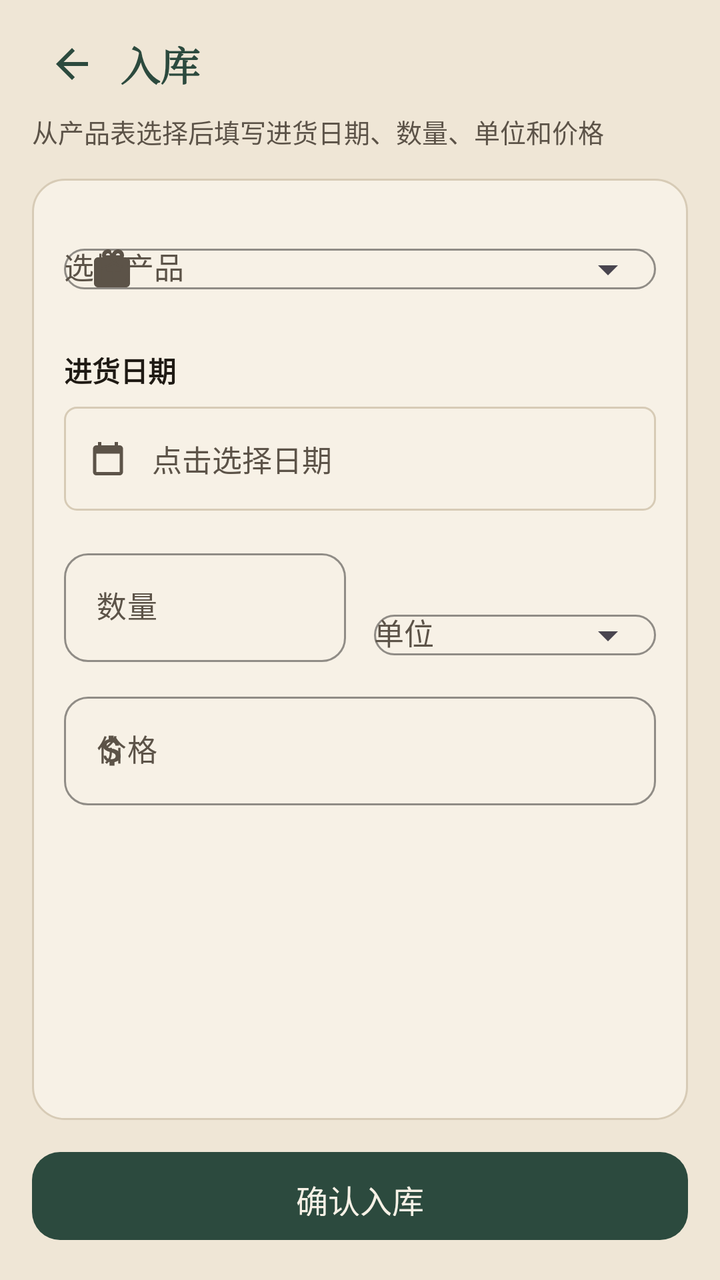
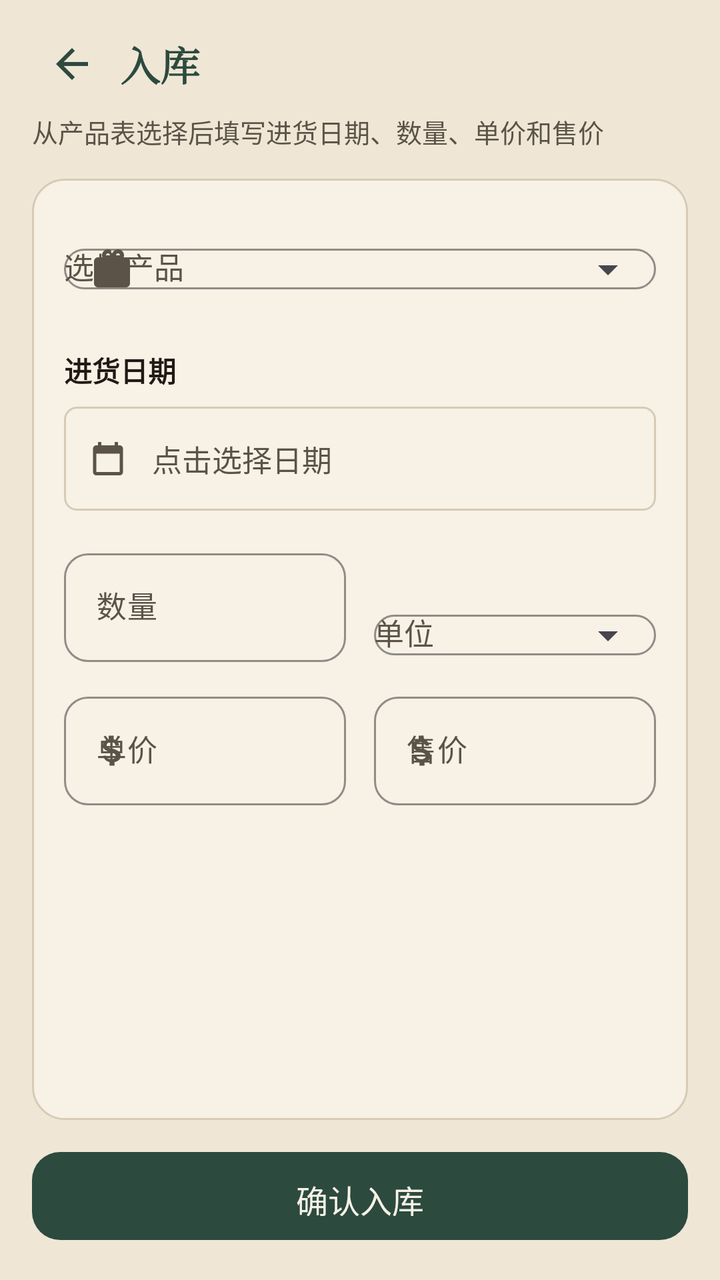

Before-and-after screenshots of an Android layout around one commit, followed by the original layout XML and the change that was made.
<!-- AndroidManifest.xml: application theme Theme.HairClinic -->
<!-- res/layout/fragment_inbound.xml -->
<?xml version="1.0" encoding="utf-8"?>
<LinearLayout xmlns:android="http://schemas.android.com/apk/res/android"
    xmlns:app="http://schemas.android.com/apk/res-auto"
    android:layout_width="match_parent"
    android:layout_height="match_parent"
    android:background="@color/paper"
    android:orientation="vertical"
    android:paddingHorizontal="16dp"
    android:paddingTop="8dp"
    android:paddingBottom="16dp">

    <LinearLayout
        android:layout_width="match_parent"
        android:layout_height="48dp"
        android:gravity="center_vertical"
        android:orientation="horizontal">
        <ImageButton
            android:id="@+id/backBtn"
            android:layout_width="40dp"
            android:layout_height="40dp"
            android:background="?attr/selectableItemBackgroundBorderless"
            android:contentDescription="返回"
            android:padding="8dp"
            android:scaleType="centerInside"
            android:src="@drawable/ic_nav_back"
            app:tint="@color/pine" />
        <TextView
            android:layout_width="0dp"
            android:layout_height="wrap_content"
            android:layout_marginStart="4dp"
            android:layout_weight="1"
            android:fontFamily="serif"
            android:text="入库"
            android:textColor="@color/pine"
            android:textSize="20sp"
            android:textStyle="bold" />
    </LinearLayout>

    <TextView
        android:layout_width="match_parent"
        android:layout_height="wrap_content"
        android:layout_marginBottom="14dp"
        android:text="从产品表选择后填写进货日期、数量、单位和价格"
        android:textColor="@color/ink_soft"
        android:textSize="13sp" />

    <ScrollView
        android:layout_width="match_parent"
        android:layout_height="0dp"
        android:layout_weight="1"
        android:fillViewport="true">

        <LinearLayout
            android:layout_width="match_parent"
            android:layout_height="wrap_content"
            android:background="@drawable/bg_card"
            android:orientation="vertical"
            android:padding="16dp">

            <com.google.android.material.textfield.TextInputLayout
                style="@style/Widget.XinShang.TextInput"
                android:layout_width="match_parent"
                android:layout_height="wrap_content"
                android:hint="选择产品"
                app:endIconMode="dropdown_menu"
                app:startIconDrawable="@drawable/ic_nav_projects">
                <com.google.android.material.textfield.MaterialAutoCompleteTextView
                    android:id="@+id/inputProduct"
                    android:layout_width="match_parent"
                    android:layout_height="wrap_content"
                    android:inputType="none"
                    android:textColor="@color/ink"
                    android:textSize="15sp" />
            </com.google.android.material.textfield.TextInputLayout>

            <TextView
                android:id="@+id/productMeta"
                android:layout_width="match_parent"
                android:layout_height="wrap_content"
                android:layout_marginTop="8dp"
                android:text="请先在产品表录入产品"
                android:textColor="@color/ink_soft"
                android:textSize="13sp"
                android:visibility="gone" />

            <TextView
                android:layout_width="wrap_content"
                android:layout_height="wrap_content"
                android:layout_marginTop="16dp"
                android:text="进货日期"
                android:textColor="@color/ink"
                android:textSize="14sp"
                android:textStyle="bold" />
            <LinearLayout
                android:layout_width="match_parent"
                android:layout_height="52dp"
                android:layout_marginTop="8dp"
                android:background="@drawable/bg_form_panel"
                android:gravity="center_vertical"
                android:orientation="horizontal"
                android:paddingHorizontal="12dp">
                <ImageView
                    android:layout_width="20dp"
                    android:layout_height="20dp"
                    android:contentDescription="@null"
                    android:src="@drawable/ic_form_date" />
                <TextView
                    android:id="@+id/inputDate"
                    android:layout_width="0dp"
                    android:layout_height="match_parent"
                    android:layout_marginStart="12dp"
                    android:layout_weight="1"
                    android:gravity="center_vertical"
                    android:hint="点击选择日期"
                    android:textColor="@color/ink"
                    android:textColorHint="@color/ink_soft"
                    android:textSize="15sp" />
            </LinearLayout>

            <LinearLayout
                android:layout_width="match_parent"
                android:layout_height="wrap_content"
                android:layout_marginTop="16dp"
                android:orientation="horizontal">

                <com.google.android.material.textfield.TextInputLayout
                    style="@style/Widget.XinShang.TextInput"
                    android:layout_width="0dp"
                    android:layout_height="wrap_content"
                    android:layout_marginEnd="7dp"
                    android:layout_weight="1"
                    android:hint="数量">
                    <com.google.android.material.textfield.TextInputEditText
                        android:id="@+id/inputQty"
                        android:layout_width="match_parent"
                        android:layout_height="wrap_content"
                        android:inputType="number"
                        android:textColor="@color/ink"
                        android:textSize="15sp" />
                </com.google.android.material.textfield.TextInputLayout>

                <com.google.android.material.textfield.TextInputLayout
                    style="@style/Widget.XinShang.TextInput"
                    android:layout_width="0dp"
                    android:layout_height="wrap_content"
                    android:layout_marginStart="7dp"
                    android:layout_weight="1"
                    android:hint="单位"
                    app:endIconMode="dropdown_menu">
                    <com.google.android.material.textfield.MaterialAutoCompleteTextView
                        android:id="@+id/inputUnit"
                        android:layout_width="match_parent"
                        android:layout_height="wrap_content"
                        android:inputType="none"
                        android:textColor="@color/ink"
                        android:textSize="15sp" />
                </com.google.android.material.textfield.TextInputLayout>
            </LinearLayout>

            <com.google.android.material.textfield.TextInputLayout
                style="@style/Widget.XinShang.TextInput"
                android:layout_width="match_parent"
                android:layout_height="wrap_content"
                android:layout_marginTop="12dp"
                android:hint="价格"
                app:startIconDrawable="@drawable/ic_form_price">
                <com.google.android.material.textfield.TextInputEditText
                    android:id="@+id/inputPrice"
                    android:layout_width="match_parent"
                    android:layout_height="wrap_content"
                    android:inputType="numberDecimal"
                    android:textColor="@color/ink"
                    android:textSize="15sp" />
            </com.google.android.material.textfield.TextInputLayout>
        </LinearLayout>
    </ScrollView>

    <com.google.android.material.button.MaterialButton
        android:id="@+id/submitBtn"
        android:layout_width="match_parent"
        android:layout_height="52dp"
        android:layout_marginTop="12dp"
        android:text="确认入库"
        android:textSize="16sp"
        app:backgroundTint="@color/pine"
        app:cornerRadius="14dp" />
</LinearLayout>
<!-- resources referenced by this layout -->
<resources>
  <color name="ink">#1F1A14</color>
  <color name="ink_soft">#5C5348</color>
  <color name="paper">#EFE6D6</color>
  <color name="pine">#2C4A3E</color>
  <!-- drawable bg_card (drawable) -->
  <?xml version="1.0" encoding="utf-8"?>
  <shape xmlns:android="http://schemas.android.com/apk/res/android">
      <solid android:color="@color/paper2" />
      <stroke android:width="1dp" android:color="@color/line" />
      <corners android:radius="16dp" />
  </shape>
  <!-- drawable bg_form_panel (drawable) -->
  <?xml version="1.0" encoding="utf-8"?>
  <shape xmlns:android="http://schemas.android.com/apk/res/android">
      <solid android:color="@color/paper2" />
      <stroke android:width="1dp" android:color="@color/line" />
      <corners android:radius="6dp" />
  </shape>
  <!-- drawable ic_form_date (drawable) -->
  <?xml version="1.0" encoding="utf-8"?>
  <vector xmlns:android="http://schemas.android.com/apk/res/android"
      android:width="20dp"
      android:height="20dp"
      android:viewportWidth="24"
      android:viewportHeight="24">
      <path
          android:fillColor="#5C5348"
          android:pathData="M19,4h-1V2h-2v2H8V2H6v2H5C3.89,4 3.01,4.9 3.01,6L3,20c0,1.1 0.89,2 2,2h14c1.1,0 2,-0.9 2,-2V6c0,-1.1 -0.9,-2 -2,-2zM19,20H5V9h14v11z" />
  </vector>
  <!-- drawable ic_form_price (drawable) -->
  <?xml version="1.0" encoding="utf-8"?>
  <vector xmlns:android="http://schemas.android.com/apk/res/android"
      android:width="20dp"
      android:height="20dp"
      android:viewportWidth="24"
      android:viewportHeight="24">
      <path
          android:fillColor="#5C5348"
          android:pathData="M11.8,10.9c-2.27,-0.59 -3,-1.2 -3,-2.15 0,-1.09 1.01,-1.85 2.7,-1.85 1.78,0 2.44,0.85 2.5,2.1h2.21c-0.07,-1.72 -1.12,-3.3 -3.21,-3.81V3h-3v2.16c-1.94,0.42 -3.5,1.68 -3.5,3.61 0,2.31 1.91,3.46 4.7,4.13 2.5,0.6 3,1.48 3,2.41 0,0.69 -0.49,1.79 -2.7,1.79 -2.06,0 -2.87,-0.92 -2.98,-2.1H6.9c0.12,2.19 1.76,3.42 3.6,3.83V21h3v-2.15c1.95,-0.37 3.7,-1.5 3.7,-3.55 0,-2.84 -2.43,-3.81 -4.4,-4.4z" />
  </vector>
  <!-- drawable ic_nav_back (drawable) -->
  <?xml version="1.0" encoding="utf-8"?>
  <vector xmlns:android="http://schemas.android.com/apk/res/android"
      android:width="24dp"
      android:height="24dp"
      android:viewportWidth="24"
      android:viewportHeight="24">
      <path
          android:fillColor="#1F1A14"
          android:pathData="M20,11H7.83l5.59,-5.59L12,4l-8,8 8,8 1.41,-1.41L7.83,13H20v-2z" />
  </vector>
  <style name="Widget.XinShang.TextInput" parent="Widget.Material3.TextInputLayout.OutlinedBox">
          <item name="boxCornerRadiusTopStart">12dp</item>
          <item name="boxCornerRadiusTopEnd">12dp</item>
          <item name="boxCornerRadiusBottomStart">12dp</item>
          <item name="boxCornerRadiusBottomEnd">12dp</item>
          <item name="boxStrokeColor">@color/pine</item>
          <item name="boxStrokeWidth">1dp</item>
          <item name="hintTextColor">@color/pine</item>
          <item name="startIconTint">@color/ink_soft</item>
          <item name="android:textColorHint">@color/ink_soft</item>
      </style>
  <color name="paper2">#F7F1E6</color>
  <color name="line">#D7CBB6</color>
  <color name="pine2">#3D6656</color>
  <color name="cinnabar">#B4452A</color>
  <style name="Widget.XinShang.Button" parent="Widget.Material3.Button">
          <item name="backgroundTint">@color/pine</item>
          <item name="android:textColor">@color/paper2</item>
          <item name="cornerRadius">12dp</item>
          <item name="android:paddingTop">12dp</item>
          <item name="android:paddingBottom">12dp</item>
          <item name="android:textAllCaps">false</item>
          <item name="android:letterSpacing">0</item>
      </style>
  <style name="ThemeOverlay.XinShang.Dialog" parent="ThemeOverlay.Material3.MaterialAlertDialog">
          <item name="colorPrimary">@color/pine</item>
          <item name="colorSurface">@color/paper2</item>
          <item name="colorOnSurface">@color/ink</item>
      </style>
  <!-- unchanged entries left out for length: 2 -->
</resources>

<!-- the commit's change to res/layout/fragment_inbound.xml (unified diff, before → after) -->
@@ -40,7 +40,7 @@
         android:layout_width="match_parent"
         android:layout_height="wrap_content"
         android:layout_marginBottom="14dp"
-        android:text="从产品表选择后填写进货日期、数量、单位和价格"
+        android:text="从产品表选择后填写进货日期、数量、单价和售价"
         android:textColor="@color/ink_soft"
         android:textSize="13sp" />
 
@@ -157,21 +157,46 @@
                 </com.google.android.material.textfield.TextInputLayout>
             </LinearLayout>
 
-            <com.google.android.material.textfield.TextInputLayout
-                style="@style/Widget.XinShang.TextInput"
+            <LinearLayout
                 android:layout_width="match_parent"
                 android:layout_height="wrap_content"
                 android:layout_marginTop="12dp"
-                android:hint="价格"
-                app:startIconDrawable="@drawable/ic_form_price">
-                <com.google.android.material.textfield.TextInputEditText
-                    android:id="@+id/inputPrice"
-                    android:layout_width="match_parent"
-                    android:layout_height="wrap_content"
-                    android:inputType="numberDecimal"
-                    android:textColor="@color/ink"
-                    android:textSize="15sp" />
-            </com.google.android.material.textfield.TextInputLayout>
+                android:orientation="horizontal">
+
+                <com.google.android.material.textfield.TextInputLayout
+                    style="@style/Widget.XinShang.TextInput"
+                    android:layout_width="0dp"
+                    android:layout_height="wrap_content"
+                    android:layout_marginEnd="7dp"
+                    android:layout_weight="1"
+                    android:hint="单价"
+                    app:startIconDrawable="@drawable/ic_form_price">
+                    <com.google.android.material.textfield.TextInputEditText
+                        android:id="@+id/inputUnitCost"
+                        android:layout_width="match_parent"
+                        android:layout_height="wrap_content"
+                        android:inputType="numberDecimal"
+                        android:textColor="@color/ink"
+                        android:textSize="15sp" />
+                </com.google.android.material.textfield.TextInputLayout>
+
+                <com.google.android.material.textfield.TextInputLayout
+                    style="@style/Widget.XinShang.TextInput"
+                    android:layout_width="0dp"
+                    android:layout_height="wrap_content"
+                    android:layout_marginStart="7dp"
+                    android:layout_weight="1"
+                    android:hint="售价"
+                    app:startIconDrawable="@drawable/ic_form_price">
+                    <com.google.android.material.textfield.TextInputEditText
+                        android:id="@+id/inputSalePrice"
+                        android:layout_width="match_parent"
+                        android:layout_height="wrap_content"
+                        android:inputType="numberDecimal"
+                        android:textColor="@color/ink"
+                        android:textSize="15sp" />
+                </com.google.android.material.textfield.TextInputLayout>
+            </LinearLayout>
         </LinearLayout>
     </ScrollView>
 
